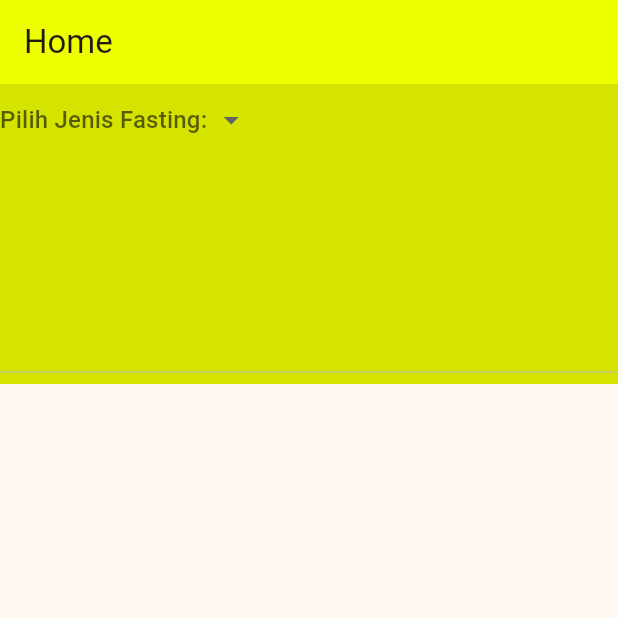
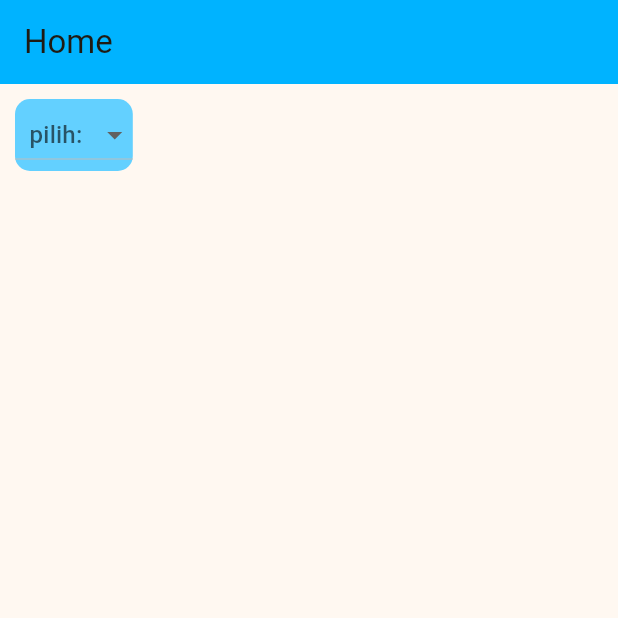
Before and after one commit to ilhamafandi21/soul-fast, a Flutter app: the screen it shows after launch, on a phone screen of 412 x 824 dp, the top half of it. Run offline on Flutter 3.47's test engine with Material 3 defaults, Android fonts, the phone set to English and light mode, and no system bars.

Commit message:
04 Nov 2025

```diff
--- a/lib/pages/home/home_page.dart
+++ b/lib/pages/home/home_page.dart
@@ -14,21 +14,30 @@ class _HomePageState extends State<HomePage> {
     return Scaffold(
       appBar: AppBar(
         title: Text("Home"),
-        backgroundColor: const Color.fromARGB(255, 238, 255, 0),
+        backgroundColor: const Color.fromARGB(255, 0, 179, 255),
       ),
       body: Container(
-        width: double.infinity,
-        height: 200,
-        color: const Color.fromARGB(255, 212, 227, 0),
+        decoration: BoxDecoration(
+           color: const Color.fromARGB(255, 99, 208, 255),
+           borderRadius: BorderRadius.circular(10)
+        ),
+        margin: EdgeInsets.all(10),
+
         child: DropdownButton(
+          alignment: AlignmentGeometry.center,
+          borderRadius: BorderRadius.circular(10),
           value: selectedVal,
-          hint: Text('Pilih Jenis Fasting: '),
+          hint: Text('pilih:'),
           items: ['16/8', '18/6', 'OMAD', '36 Jam', '48 Jam', '72 Jam'].map((
             e,
           ) {
             return DropdownMenuItem(value: e, child: Text(e));
           }).toList(),
-          onChanged: (e) {},
+          onChanged: (e) {
+            setState(() {
+              selectedVal = e;
+            });
+          },
         ),
       ),
       // backgroundColor: Theme.of(context).colorScheme.onTertiary),
```
